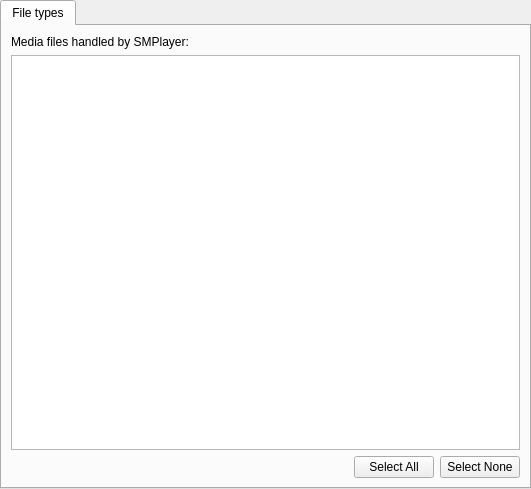
wilbert2000/wzplayer, file src/gui/pref/associations.ui: the form before one commit.
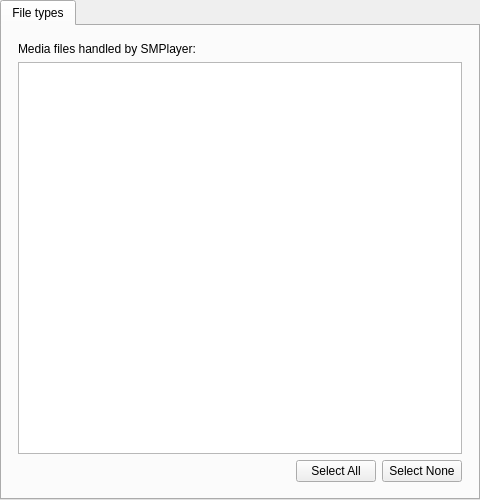
The form after the commit.

Commit message: Moved freetype and ASS subtitle settings to Libraries tab, updated geometry

```diff
--- a/src/gui/pref/associations.ui
+++ b/src/gui/pref/associations.ui
@@ -1,12 +1,12 @@
 <ui version="4.0" >
  <class>TAssociations</class>
- <widget class="QWidget" name="TAssociations" >
-  <property name="geometry" >
+ <widget class="QWidget" name="TAssociations">
+  <property name="geometry">
    <rect>
     <x>0</x>
     <y>0</y>
-    <width>531</width>
-    <height>489</height>
+    <width>480</width>
+    <height>500</height>
    </rect>
   </property>
   <layout class="QGridLayout" >
@@ -25,12 +25,12 @@
       <attribute name="title" >
        <string>File types</string>
       </attribute>
-      <layout class="QGridLayout" >
-       <property name="margin" >
-        <number>9</number>
+      <layout class="QGridLayout">
+       <property name="horizontalSpacing">
+        <number>16</number>
        </property>
-       <property name="spacing" >
-        <number>6</number>
+       <property name="margin">
+        <number>16</number>
        </property>
        <item row="0" column="0" >
         <widget class="QLabel" name="textLabel" >
@@ -64,14 +64,14 @@
          </property>
         </widget>
        </item>
-       <item row="2" column="0" >
-        <layout class="QHBoxLayout" >
-         <property name="margin" >
-          <number>0</number>
-         </property>
-         <property name="spacing" >
+       <item row="2" column="0">
+        <layout class="QHBoxLayout">
+         <property name="spacing">
           <number>6</number>
          </property>
+         <property name="margin">
+          <number>0</number>
+         </property>
          <item>
           <spacer>
            <property name="orientation" >
```
Left out of the diff: 57 changed lines with no effect on the pictures. The commit also changes 23 other files.
